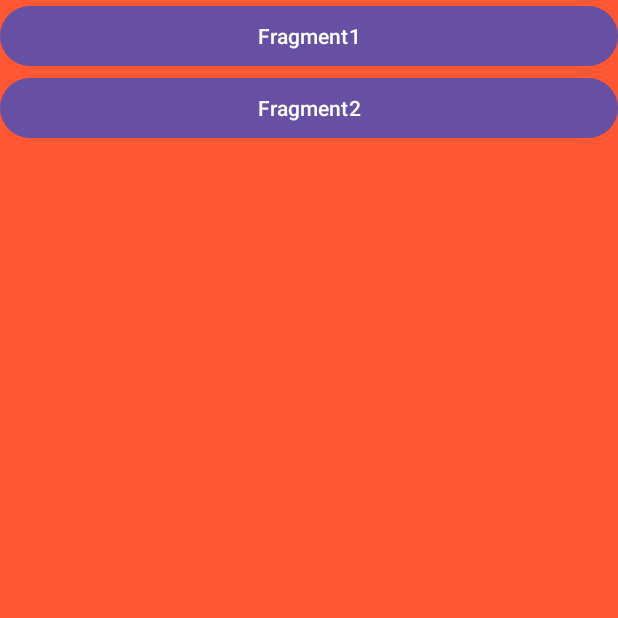
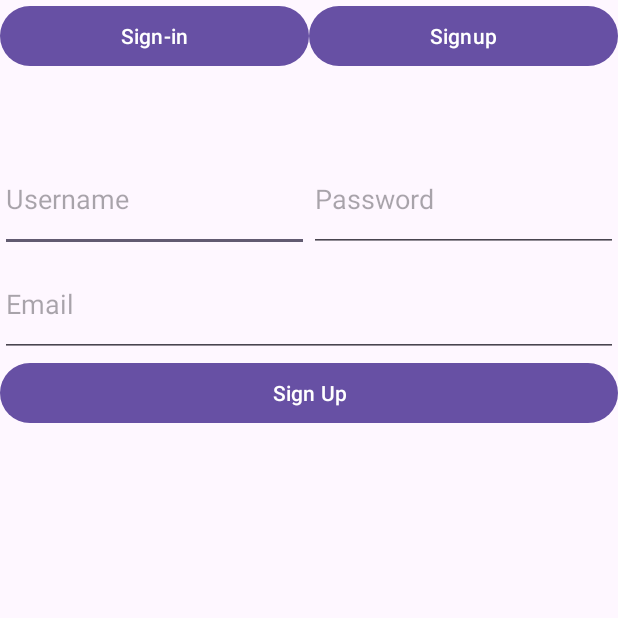
Before and after one commit to IanClaggett/CSE5236Project, an Android app: the screen it shows after launch (MainActivity), on a phone screen of 412 x 824 dp, the top half of it. Run offline under Robolectric (Android 15) with nearby library versions, the phone set to English and light mode, and no system bars.

Commit message:
Updated UI for sign in and sign up screens

```diff
--- a/app/src/main/java/com/example/cse5236/MainActivity.kt
+++ b/app/src/main/java/com/example/cse5236/MainActivity.kt
@@ -1,68 +1,48 @@
 package com.example.cse5236
 
 import android.os.Bundle
-import android.widget.Button
+import android.view.View
 import androidx.activity.enableEdgeToEdge
 import androidx.appcompat.app.AppCompatActivity
 import androidx.core.view.ViewCompat
 import androidx.core.view.WindowInsetsCompat
-import androidx.fragment.app.Fragment
-import androidx.fragment.app.FragmentTransaction
 
 class MainActivity : AppCompatActivity() {
     override fun onCreate(savedInstanceState: Bundle?) {
         super.onCreate(savedInstanceState)
-        println("OnCreate")
+        enableEdgeToEdge()
         setContentView(R.layout.activity_main)
-        val btnFragment1: Button = findViewById(R.id.fragment_blank1)
-        val btnFragment2: Button = findViewById(R.id.fragment_blank2)
-        enableEdgeToEdge()
         ViewCompat.setOnApplyWindowInsetsListener(findViewById(R.id.main)) { v, insets ->
             val systemBars = insets.getInsets(WindowInsetsCompat.Type.systemBars())
             v.setPadding(systemBars.left, systemBars.top, systemBars.right, systemBars.bottom)
             insets
         }
-        btnFragment1.setOnClickListener {
-            // Replace with Fragment1
-            replaceFragment(BlankFragment1())
+        val signUp = SignUp()
+        val signIn = SignIn()
+
+        val btnSignIn = findViewById<View>(R.id.btnSignIn)
+        val btnSignUp = findViewById<View>(R.id.btnSignUp)
+
+        supportFragmentManager.beginTransaction().apply {
+            replace(R.id.FrameFragmentView, signUp)
+            commit()
         }
 
-        // Button 2 click listener
-        btnFragment2.setOnClickListener {
-            // Replace with Fragment2
-            replaceFragment(BlankFragment2())
+        btnSignIn.setOnClickListener(){
+            supportFragmentManager.beginTransaction().apply {
+                replace(R.id.FrameFragmentView, signIn)
+                commit()
+            }
         }
-    }
 
-    override fun onStart() {
-        super.onStart()
-        println("onStart()")
-    }
+        btnSignUp.setOnClickListener(){
+            supportFragmentManager.beginTransaction().apply {
+                replace(R.id.FrameFragmentView, signUp)
+                commit()
+            }
+        }
 
-    override fun onResume() {
-        super.onResume()
-        println("onResume()")
-    }
 
-    override fun onPause() {
-        super.onPause()
-        println("onPause()")
-    }
 
-    override fun onStop(){
-        super.onStop()
-        println("onStop()")
-    }
-
-    override fun onDestroy() {
-        super.onDestroy()
-        println("onDestroy()")
-    }
-
-    private fun replaceFragment(fragment: Fragment) {
-        val transaction: FragmentTransaction = supportFragmentManager.beginTransaction()
-        transaction.replace(R.id.fragment_container, fragment)
-        transaction.addToBackStack(null)
-        transaction.commit()
     }
 }
--- a/app/src/main/res/layout/activity_main.xml
+++ b/app/src/main/res/layout/activity_main.xml
@@ -5,37 +5,39 @@
     android:id="@+id/main"
     android:layout_width="match_parent"
     android:layout_height="match_parent"
-    android:background="#FF5733"
     tools:context=".MainActivity">
 
-    <androidx.constraintlayout.widget.Guideline
-        android:id="@+id/guideline"
-        android:layout_width="0dp"
+    <LinearLayout
+        android:id="@+id/linearLayout"
+        android:layout_width="match_parent"
         android:layout_height="wrap_content"
-        app:layout_constraintGuide_percent="0.5" />
+        app:layout_constraintEnd_toEndOf="parent"
+        app:layout_constraintStart_toStartOf="parent"
+        app:layout_constraintTop_toTopOf="parent">
 
-    <androidx.fragment.app.FragmentContainerView
+        <Button
+            android:id="@+id/btnSignIn"
+            android:layout_width="wrap_content"
+            android:layout_height="wrap_content"
+            android:layout_weight="1"
+            android:text="Sign-in"
+            tools:ignore="HardcodedText" />
+
+        <Button
+            android:id="@+id/btnSignUp"
+            android:layout_width="wrap_content"
+            android:layout_height="wrap_content"
+            android:layout_weight="1"
+            tools:ignore="HardcodedText"
+            android:text="Signup" />
+    </LinearLayout>
+
+    <FrameLayout
+        android:id="@+id/FrameFragmentView"
         android:layout_width="match_parent"
         android:layout_height="0dp"
-        android:id="@+id/fragment_container"
-        app:layout_constraintTop_toBottomOf="@+id/guideline"
-        app:layout_constraintBottom_toBottomOf="parent"/>
-
-    <TableLayout
-        android:id="@+id/table_layout"
-        android:layout_width="match_parent"
-        android:layout_height="match_parent">
-            <Button
-                android:id="@+id/fragment_blank1"
-                android:layout_width="match_parent"
-                android:layout_height="wrap_content"
-                android:text="Fragment1" />
-
-            <Button
-                android:id="@+id/fragment_blank2"
-                android:layout_width="wrap_content"
-                android:layout_height="wrap_content"
-                android:text="Fragment2" />
-    </TableLayout>
+        app:layout_constraintBottom_toBottomOf="parent"
+        app:layout_constraintTop_toBottomOf="@+id/linearLayout"
+        tools:layout_editor_absoluteX="0dp" />
 
 </androidx.constraintlayout.widget.ConstraintLayout>
--- /dev/null
+++ b/app/src/main/res/layout/fragment_sign_up.xml
@@ -0,0 +1,53 @@
+<?xml version="1.0" encoding="utf-8"?>
+<FrameLayout xmlns:android="http://schemas.android.com/apk/res/android"
+    xmlns:tools="http://schemas.android.com/tools"
+    android:layout_width="match_parent"
+    android:layout_height="match_parent"
+    tools:context=".SignUp">
+
+    <LinearLayout
+        android:layout_width="match_parent"
+        android:layout_height="wrap_content"
+        android:orientation="vertical"
+        android:paddingTop="50dp"
+        android:id="@+id/llSignUpFragment">
+        <LinearLayout
+            android:layout_width="match_parent"
+            android:layout_height="wrap_content"
+            android:orientation="horizontal">
+            <EditText
+                android:layout_width="0dp"
+                android:layout_height="wrap_content"
+                android:layout_weight="1"
+                android:height="70dp"
+                android:hint="Username"/>
+            <EditText
+                android:layout_width="0dp"
+                android:layout_height="wrap_content"
+                android:height="70dp"
+                android:layout_weight="1"
+                android:hint="Password"/>
+        </LinearLayout>
+        <LinearLayout
+            android:layout_width="match_parent"
+            android:layout_height="wrap_content"
+            android:orientation="horizontal">
+            <EditText
+                android:layout_width="0dp"
+                android:layout_height="wrap_content"
+                android:height="70dp"
+                android:layout_weight="1"
+                android:hint="Email"/>
+        </LinearLayout>
+        <LinearLayout
+            android:layout_width="match_parent"
+            android:layout_height="wrap_content"
+            android:orientation="horizontal">
+            <Button
+                android:layout_width="0dp"
+                android:layout_height="wrap_content"
+                android:layout_weight="1"
+                android:text="Sign Up"/>
+        </LinearLayout>
+    </LinearLayout>
+</FrameLayout>
```
Also changed, not shown: app/src/main/java/com/example/cse5236/SignIn.kt (renamed from app/src/main/java/com/example/cse5236/BlankFragment2.kt, +6 -10 lines), app/src/main/java/com/example/cse5236/SignUp.kt (renamed from app/src/main/java/com/example/cse5236/BlankFragment1.kt, +5 -11 lines), app/src/main/res/layout/fragment_blank1.xml (deleted, +0 -25 lines), app/src/main/res/layout/fragment_blank2.xml (deleted, +0 -14 lines), app/src/main/res/layout/fragment_sign_in.xml (added, +42 -0 lines), app/src/main/res/layout/fragment_test1.xml (deleted, +0 -14 lines), app/src/main/res/layout/fragment_test2.xml (deleted, +0 -14 lines).
